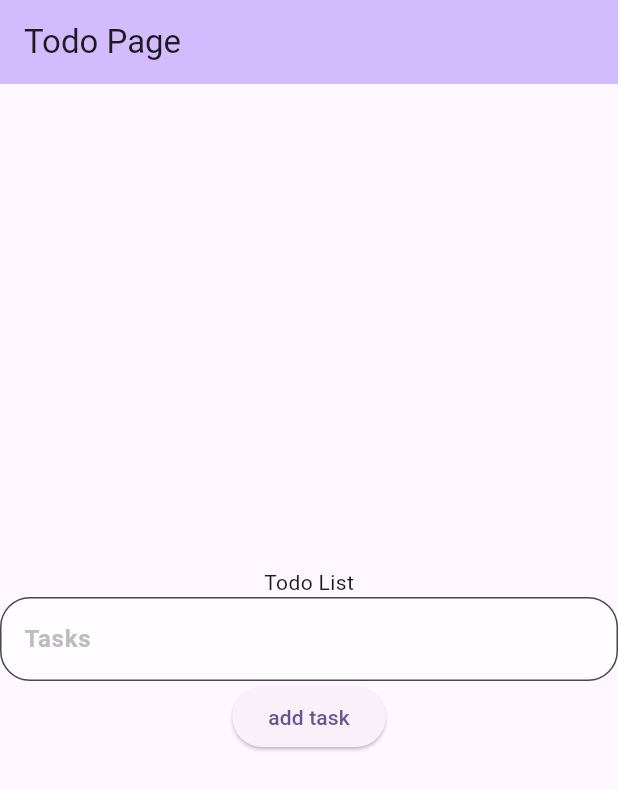
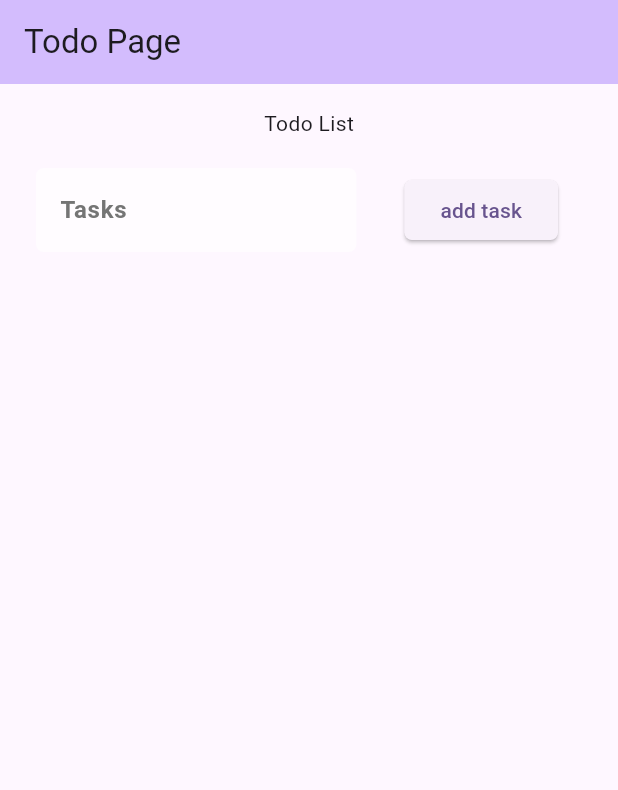
Before and after one commit to Toshiven/Todo, a Flutter app: the screen it shows after launch, on a phone screen of 412 x 824 dp. Shown: the top 790 px of the screen. Run offline on Flutter 3.47's test engine with Material 3 defaults, Android fonts, the phone set to English and light mode, and no system bars; our stand-ins replace isar; accounts and stored records are empty; generated files the repository leaves out were written again.

Commit message:
style: ui changes

```diff
--- a/lib/main.dart
+++ b/lib/main.dart
@@ -84,20 +84,37 @@ class _TodoAppState extends State<TodoApp> {
         title: Text(widget.title),
       ),
       body: Center(
+        child: Padding(
+          padding: const EdgeInsets.all(16.0),
           child: Column(
-          mainAxisAlignment: MainAxisAlignment.center,
+            mainAxisAlignment: MainAxisAlignment.start,
             children: <Widget>[
               const Text(
                 'Todo List',
               ),
-            InputTextField(controller: controller),
-            AddButton(onPressed: addItem),
+              Row(
+                children: [
+                  Flexible(
+                    child: Container(
+                      margin: EdgeInsets.all(8.0),
+                      child: InputTextField(controller: controller),
+                    ),
+                  ),
+                  Container(
+                      margin: EdgeInsets.all(8.0),
+                      child: Padding(
+                        padding: const EdgeInsets.all(16.0),
+                        child: AddButton(onPressed: addItem),
+                      ))
+                ],
+              ),
+              Row(children: [
                 Flexible(
                     child: ListView.builder(
                   shrinkWrap: true,
                   itemCount: items.length,
                   itemBuilder: (context, index) {
-                //TODO: fix checkbox and delete
+                    //TODO: fix checkbox
                     return CustomItem(
                         value: checked[index],
                         onChange: (value) => check(index: index, value: value),
@@ -105,7 +122,9 @@ class _TodoAppState extends State<TodoApp> {
                         title: items[index]);
                   },
                 ))
+              ])
             ],
+          ),
         ),
       ),
     );
--- a/lib/widgets/add_button.dart
+++ b/lib/widgets/add_button.dart
@@ -7,6 +7,11 @@ class AddButton extends StatelessWidget {
 
   @override
   Widget build(BuildContext context) {
-    return ElevatedButton(onPressed: onPressed, child: const Text('add task'));
+    return ElevatedButton(
+        style: ElevatedButton.styleFrom(
+            shape: RoundedRectangleBorder(
+                borderRadius: BorderRadius.circular(5.0))),
+        onPressed: onPressed,
+        child: const Text('add task'));
   }
 }
--- a/lib/widgets/input_text_field.dart
+++ b/lib/widgets/input_text_field.dart
@@ -14,11 +14,11 @@ class InputTextField extends StatelessWidget {
           fillColor: Colors.white.withOpacity(0.6),
           hintText: "Tasks",
           hintStyle:
-            TextStyle(color: Colors.grey[400], fontWeight: FontWeight.bold),
+              TextStyle(color: Colors.grey[600], fontWeight: FontWeight.bold),
           border: OutlineInputBorder(
-          borderRadius: BorderRadius.circular(20),
+            borderRadius: BorderRadius.circular(5),
+            borderSide: BorderSide.none,
           ),
-      ),
-    );
+        ));
   }
 }
```
Lines whose indentation alone changed are shown as unchanged.
